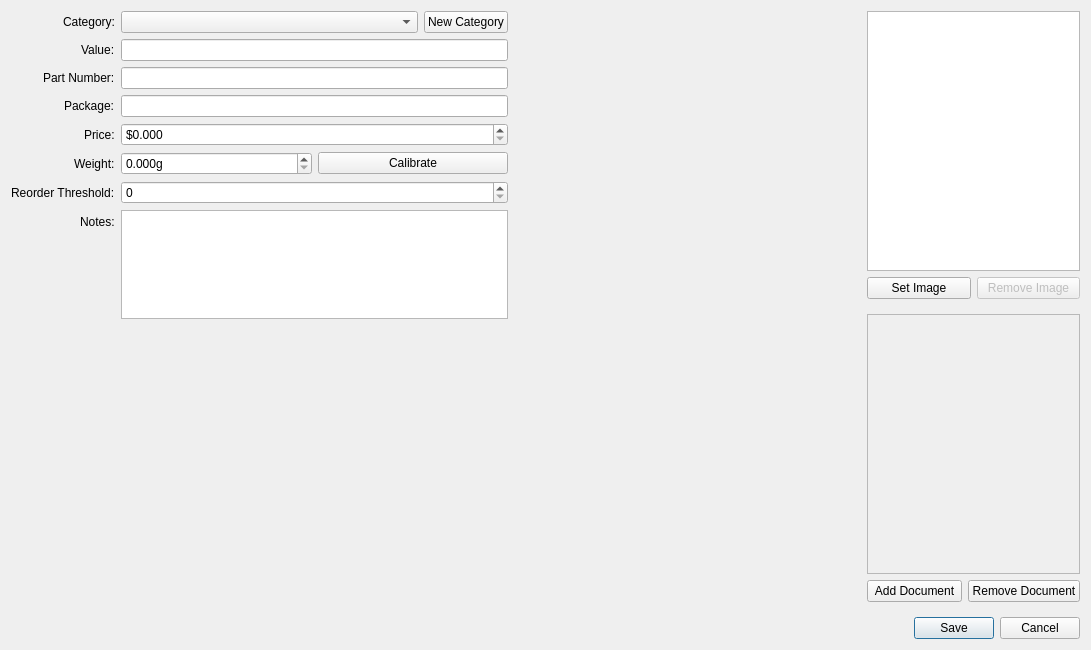
This is ui/dialog_part.ui in jwjulien/inventory as Qt 5 draws it before an edit. The edited form follows.
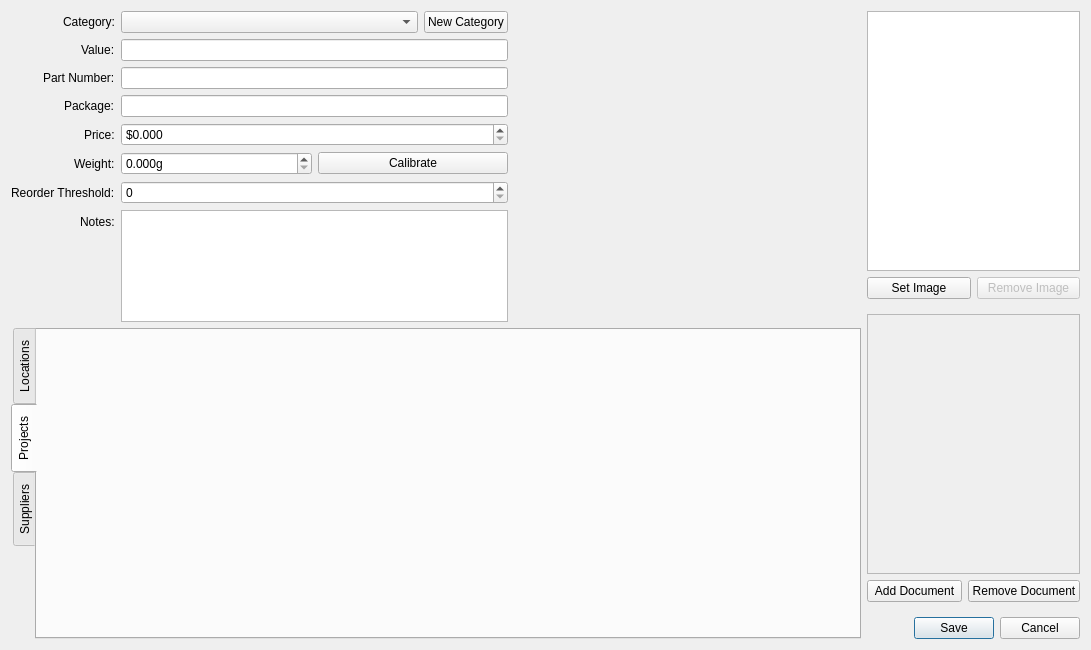
This is the edited form. The open tabs and pages were chosen to show the change. Custom widgets are drawn as their Qt base class.

Commit message: added materials list of parts dialog to show projects where parts are used

The edit to the form file:
```diff
--- a/ui/dialog_part.ui
+++ b/ui/dialog_part.ui
@@ -238,6 +238,25 @@
        </widget>
       </item>
       <item>
+       <widget class="QTabWidget" name="tabs">
+        <property name="sizePolicy">
+         <sizepolicy hsizetype="Expanding" vsizetype="Expanding">
+          <horstretch>0</horstretch>
+          <verstretch>2</verstretch>
+         </sizepolicy>
+        </property>
+        <property name="tabPosition">
+         <enum>QTabWidget::West</enum>
+        </property>
+        <property name="currentIndex">
+         <number>0</number>
+        </property>
+        <widget class="QWidget" name="tab_locations">
+         <attribute name="title">
+          <string>Locations</string>
+         </attribute>
+         <layout class="QVBoxLayout" name="verticalLayout_2">
+          <item>
        <widget class="LocationWidget" name="locations" native="true">
         <property name="sizePolicy">
          <sizepolicy hsizetype="Preferred" vsizetype="Preferred">
@@ -247,6 +266,23 @@
         </property>
        </widget>
       </item>
+         </layout>
+        </widget>
+        <widget class="QWidget" name="tab_projects">
+         <attribute name="title">
+          <string>Projects</string>
+         </attribute>
+         <layout class="QVBoxLayout" name="verticalLayout_7">
+          <item>
+           <widget class="MaterialsWidget" name="materials" native="true"/>
+          </item>
+         </layout>
+        </widget>
+        <widget class="QWidget" name="tab_suppliers">
+         <attribute name="title">
+          <string>Suppliers</string>
+         </attribute>
+         <layout class="QVBoxLayout" name="verticalLayout_6">
       <item>
        <widget class="SuppliersWidget" name="suppliers" native="true">
         <property name="sizePolicy">
@@ -259,6 +295,10 @@
       </item>
      </layout>
     </widget>
+       </widget>
+      </item>
+     </layout>
+    </widget>
    </item>
    <item>
     <widget class="QWidget" name="right" native="true">
@@ -409,6 +449,12 @@
    <header>inventory.gui.widgets.suppliers</header>
    <container>1</container>
   </customwidget>
+  <customwidget>
+   <class>MaterialsWidget</class>
+   <extends>QWidget</extends>
+   <header>inventory.gui.widgets.materials</header>
+   <container>1</container>
+  </customwidget>
  </customwidgets>
  <resources/>
  <connections>
```
Lines whose indentation alone changed are shown as unchanged. The commit also changes 5 other files.
